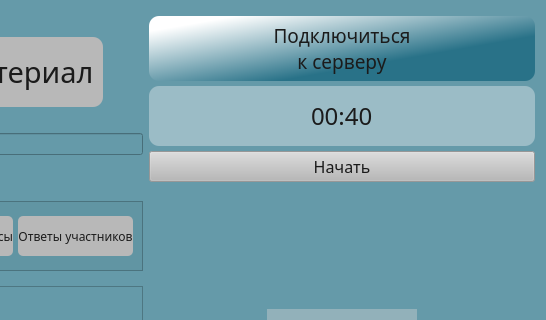
This is Client/jeducation-v0.1/learning.ui in Avedik/Desktop-application-IEducation as Qt 5 draws it before an edit; both pictures show x 254 to 800 and y 0 to 320 of the 800 by 600 pixel window. The edited form follows.
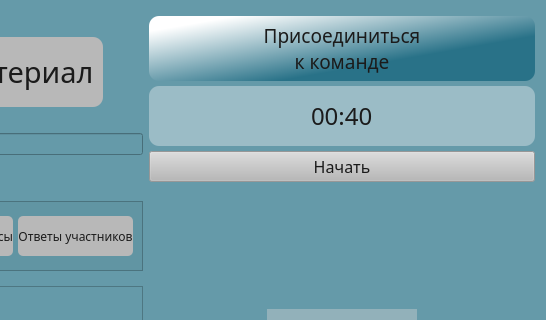
This is the edited form.

Patch:
```diff
--- a/Client/jeducation-v0.1/learning.ui
+++ b/Client/jeducation-v0.1/learning.ui
@@ -559,8 +559,8 @@
 border-radius:10;</string>
          </property>
          <property name="text">
-          <string>Подключиться
-к серверу</string>
+          <string>Присоединиться
+к команде</string>
          </property>
          <property name="autoDefault">
           <bool>false</bool>
```
